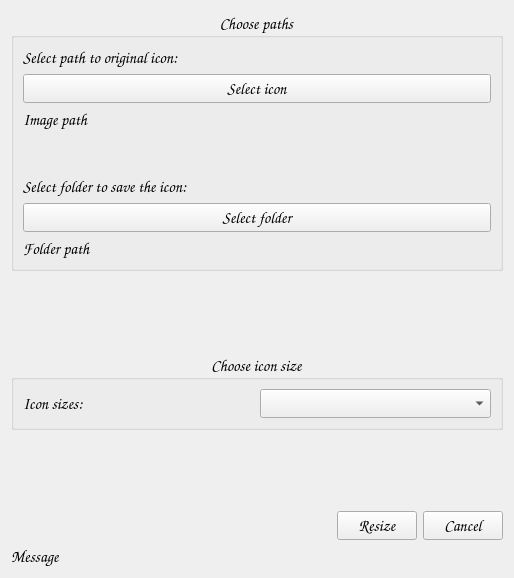
piotrekgelert/thumbnail-resizer-tool, file App_main/UI/untitled.ui: the form before one commit.
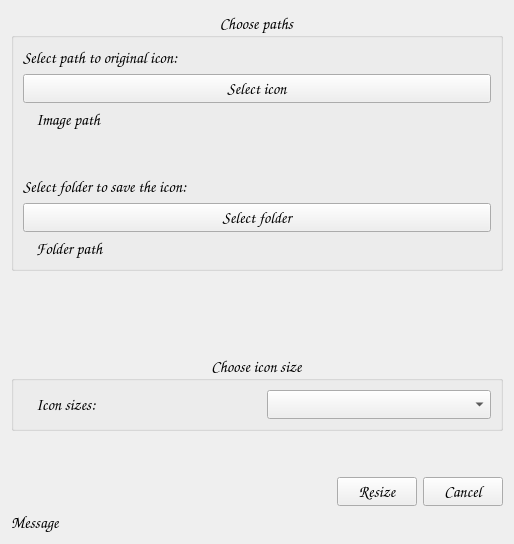
The form after the commit. Icons and pictures are not drawn.

```diff
--- a/App_main/UI/untitled.ui
+++ b/App_main/UI/untitled.ui
@@ -7,7 +7,7 @@
     <x>0</x>
     <y>0</y>
     <width>514</width>
-    <height>578</height>
+    <height>544</height>
    </rect>
   </property>
   <property name="font">
@@ -69,11 +69,34 @@
        </widget>
       </item>
       <item>
-       <widget class="QLabel" name="lb_selected_img_path">
-        <property name="text">
-         <string>Image path</string>
-        </property>
-       </widget>
+       <layout class="QHBoxLayout" name="horizontalLayout_2">
+        <item>
+         <widget class="QLabel" name="label_2">
+          <property name="sizePolicy">
+           <sizepolicy hsizetype="Fixed" vsizetype="Preferred">
+            <horstretch>0</horstretch>
+            <verstretch>0</verstretch>
+           </sizepolicy>
+          </property>
+          <property name="text">
+           <string/>
+          </property>
+          <property name="pixmap">
+           <pixmap resource="../../App_icons/img_resource.qrc">:/icons/pointer_icon_thumb.png</pixmap>
+          </property>
+          <property name="scaledContents">
+           <bool>false</bool>
+          </property>
+         </widget>
+        </item>
+        <item>
+         <widget class="QLabel" name="lb_selected_img_path">
+          <property name="text">
+           <string>Image path</string>
+          </property>
+         </widget>
+        </item>
+       </layout>
       </item>
       <item>
        <spacer name="verticalSpacer_2">
@@ -103,11 +126,31 @@
        </widget>
       </item>
       <item>
-       <widget class="QLabel" name="lb_selected_folder_path">
-        <property name="text">
-         <string>Folder path</string>
-        </property>
-       </widget>
+       <layout class="QHBoxLayout" name="horizontalLayout">
+        <item>
+         <widget class="QLabel" name="label">
+          <property name="sizePolicy">
+           <sizepolicy hsizetype="Fixed" vsizetype="Preferred">
+            <horstretch>0</horstretch>
+            <verstretch>0</verstretch>
+           </sizepolicy>
+          </property>
+          <property name="text">
+           <string/>
+          </property>
+          <property name="pixmap">
+           <pixmap resource="../../App_icons/img_resource.qrc">:/icons/pointer_folder_thumb.png</pixmap>
+          </property>
+         </widget>
+        </item>
+        <item>
+         <widget class="QLabel" name="lb_selected_folder_path">
+          <property name="text">
+           <string>Folder path</string>
+          </property>
+         </widget>
+        </item>
+       </layout>
       </item>
      </layout>
     </widget>
@@ -130,6 +173,9 @@
      <property name="orientation">
       <enum>Qt::Vertical</enum>
      </property>
+     <property name="sizeType">
+      <enum>QSizePolicy::Minimum</enum>
+     </property>
      <property name="sizeHint" stdset="0">
       <size>
        <width>20</width>
@@ -156,6 +202,22 @@
      <layout class="QVBoxLayout" name="verticalLayout_2">
       <item>
        <layout class="QHBoxLayout" name="hl_image_size">
+        <item>
+         <widget class="QLabel" name="label_3">
+          <property name="sizePolicy">
+           <sizepolicy hsizetype="Fixed" vsizetype="Preferred">
+            <horstretch>0</horstretch>
+            <verstretch>0</verstretch>
+           </sizepolicy>
+          </property>
+          <property name="text">
+           <string/>
+          </property>
+          <property name="pixmap">
+           <pixmap resource="../../App_icons/img_resource.qrc">:/icons/icon_sizes_thumb.png</pixmap>
+          </property>
+         </widget>
+        </item>
         <item>
          <widget class="QLabel" name="lb_image_size">
           <property name="text">
```
Left out of the diff: 16 changed lines with no effect on the pictures.
